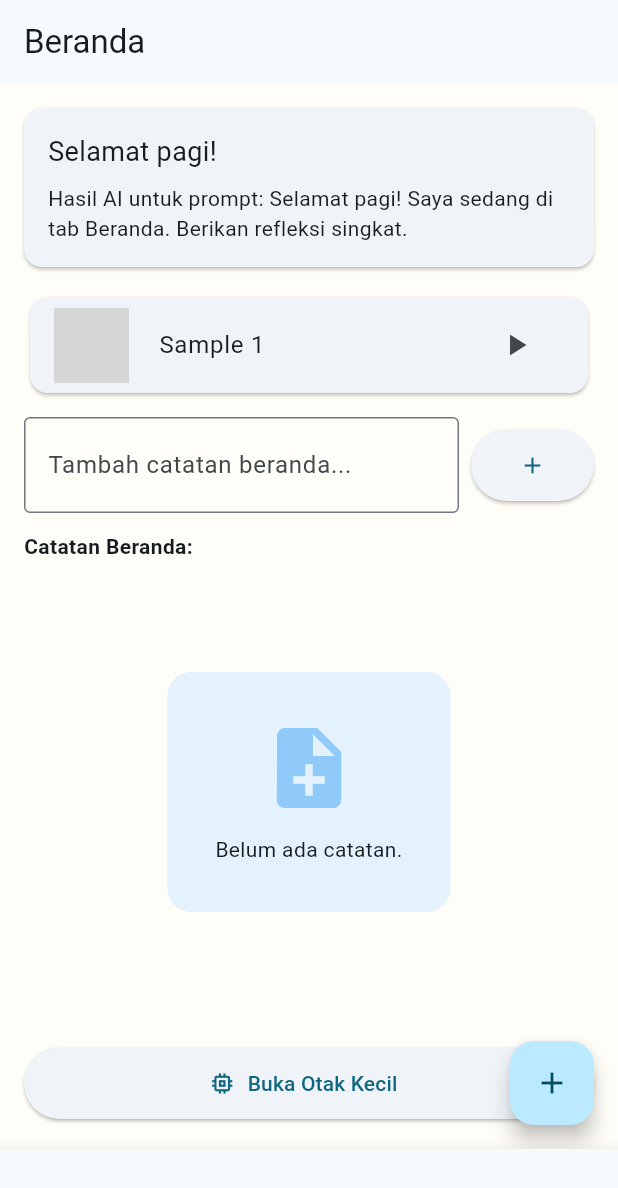
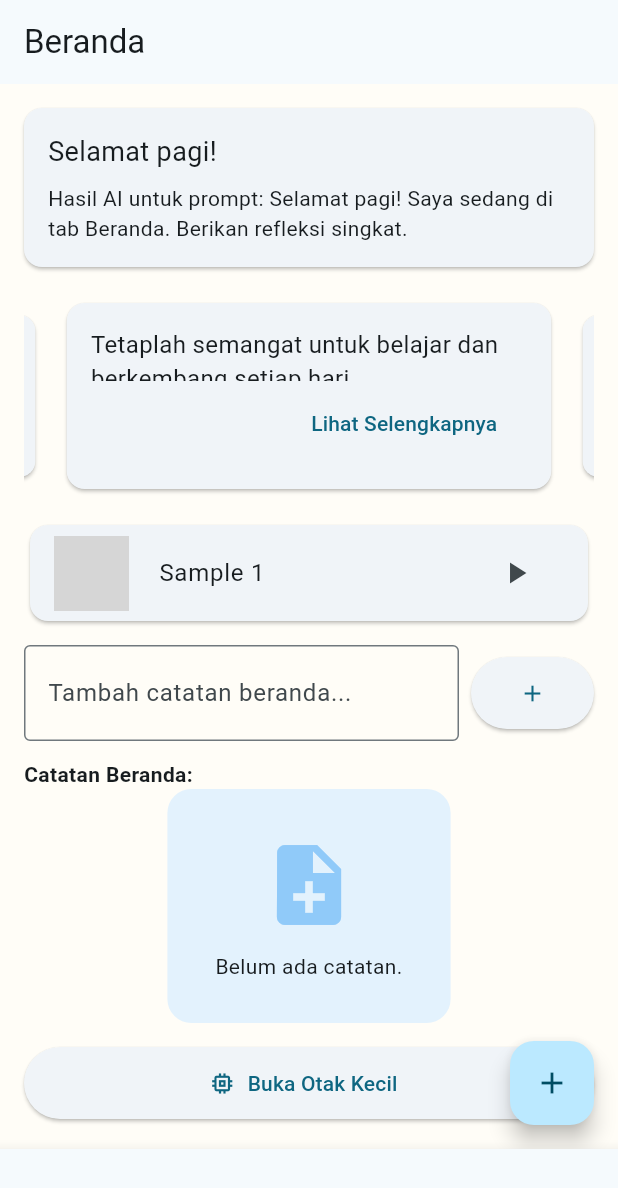
Before and after one commit to tanerizawa/dr_tan, a Flutter app: the screen it shows after launch, on a phone screen of 412 x 824 dp. Shown: the top 1188 px of the screen. Run offline on Flutter 3.47's test engine with Material 3 defaults, Android fonts, the phone set to English and light mode, and no system bars; drawn by our look-alikes of carousel_slider; our stand-ins replace hive, just_audio; accounts and stored records are empty; network calls fail; grey boxes are pictures that could not be loaded.

Commit message:
Add article carousel feature

```diff
--- /dev/null
+++ b/lib/features/beranda/article_quote_carousel.dart
@@ -0,0 +1,52 @@
+import 'package:flutter/material.dart';
+import 'package:carousel_slider/carousel_slider.dart';
+
+class ArticleQuoteCarousel extends StatelessWidget {
+  const ArticleQuoteCarousel({super.key});
+
+  @override
+  Widget build(BuildContext context) {
+    final items = [
+      'Tetaplah semangat untuk belajar dan berkembang setiap hari.',
+      'Kesehatan mental sama pentingnya dengan kesehatan fisik.',
+      'Luangkan waktu sejenak untuk merenung dan bersyukur.'
+    ];
+
+    return CarouselSlider.builder(
+      itemCount: items.length,
+      options: CarouselOptions(
+        height: 140,
+        autoPlay: true,
+        enlargeCenterPage: true,
+        viewportFraction: 0.85,
+      ),
+      itemBuilder: (context, index, realIdx) {
+        final text = items[index];
+        return Card(
+          margin: const EdgeInsets.symmetric(vertical: 8),
+          child: Padding(
+            padding: const EdgeInsets.all(16),
+            child: Column(
+              crossAxisAlignment: CrossAxisAlignment.start,
+              children: [
+                Expanded(
+                  child: Text(
+                    text,
+                    style: const TextStyle(fontSize: 16),
+                  ),
+                ),
+                Align(
+                  alignment: Alignment.bottomRight,
+                  child: TextButton(
+                    onPressed: () {},
+                    child: const Text('Lihat Selengkapnya'),
+                  ),
+                )
+              ],
+            ),
+          ),
+        );
+      },
+    );
+  }
+}
--- a/lib/features/beranda/beranda_widget.dart
+++ b/lib/features/beranda/beranda_widget.dart
@@ -5,6 +5,7 @@ import 'beranda_provider.dart';
 import 'beranda_form.dart';
 import '../../core/common/pastel_empty_state.dart';
 import 'music_widget.dart';
+import 'article_quote_carousel.dart';
 
 class BerandaWidget extends StatelessWidget {
   const BerandaWidget({super.key});
@@ -15,6 +16,8 @@ class BerandaWidget extends StatelessWidget {
     return Column(
       crossAxisAlignment: CrossAxisAlignment.stretch,
       children: [
+        const ArticleQuoteCarousel(),
+        const SizedBox(height: 12),
         const MusicWidget(),
         const SizedBox(height: 12),
         BerandaForm(onSubmit: provider.addNote),
--- a/pubspec.yaml
+++ b/pubspec.yaml
@@ -12,6 +12,7 @@ dependencies:
   cupertino_icons: ^1.0.8
   provider: ^6.1.5
   just_audio: ^0.9.36
+  carousel_slider: ^5.1.1
 dev_dependencies:
   flutter_test:
     sdk: flutter
```
